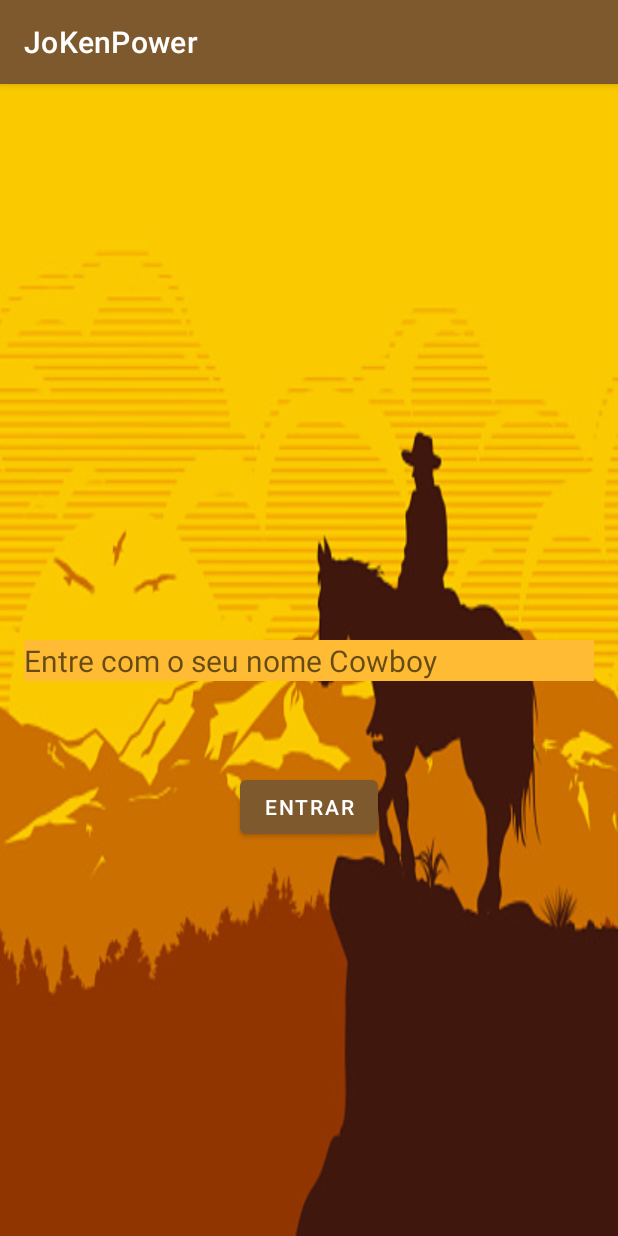
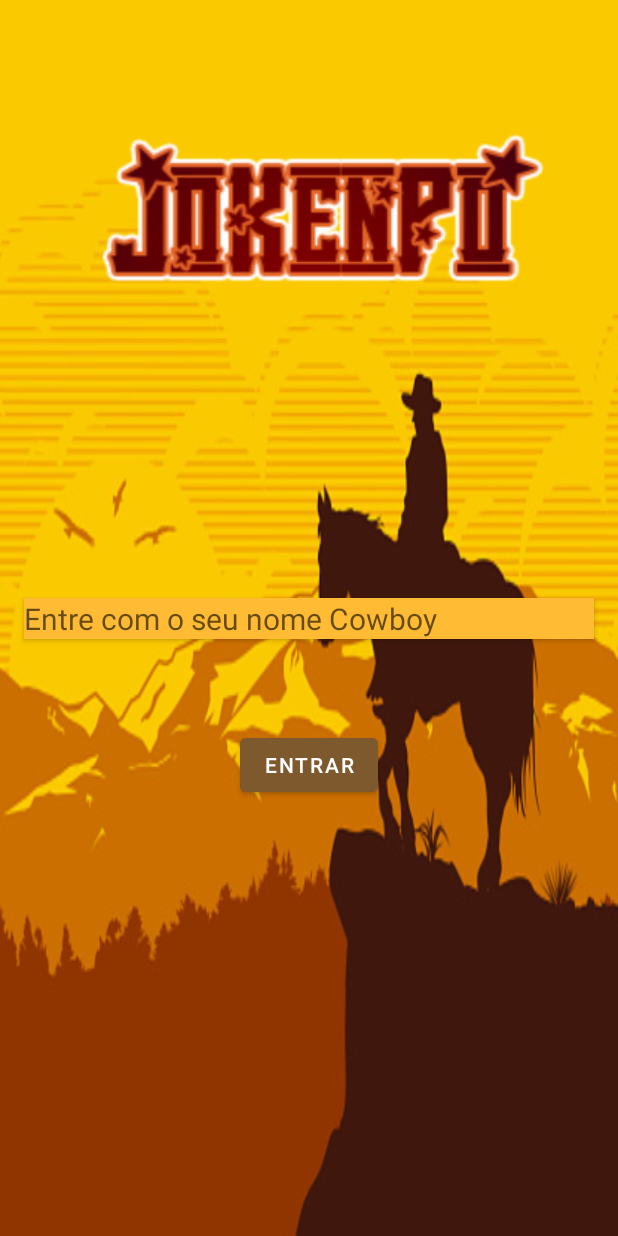
Before and after one commit to Incarnian/JoKenPower, an Android app: the screen it shows after launch (MainActivity), on a phone screen of 412 x 824 dp. Run offline under Robolectric (Android 15) with nearby library versions, the phone set to English and light mode, and no system bars.

Commit message:
Adicionado o logo e removida a ActionBar

```diff
--- a/app/src/main/res/layout/activity_main.xml
+++ b/app/src/main/res/layout/activity_main.xml
@@ -13,6 +13,7 @@
         android:layout_height="wrap_content"
         android:layout_margin="16dp"
         android:background="@android:color/holo_orange_light"
+        android:elevation="2dp"
         android:ems="10"
         android:hint="Entre com o seu nome Cowboy"
         android:inputType="textPersonName"
@@ -27,9 +28,20 @@
         android:layout_width="wrap_content"
         android:layout_height="wrap_content"
         android:layout_marginTop="60dp"
+        android:backgroundTint="@color/buttons"
         android:text="Entrar"
         app:layout_constraintEnd_toEndOf="parent"
         app:layout_constraintStart_toStartOf="parent"
         app:layout_constraintTop_toBottomOf="@+id/editTextName" />
 
+    <ImageView
+        android:id="@+id/imageView3"
+        android:layout_width="0dp"
+        android:layout_height="0dp"
+        app:layout_constraintBottom_toTopOf="@+id/editTextName"
+        app:layout_constraintEnd_toEndOf="parent"
+        app:layout_constraintStart_toStartOf="parent"
+        app:layout_constraintTop_toTopOf="parent"
+        app:srcCompat="@drawable/logo" />
+
 </androidx.constraintlayout.widget.ConstraintLayout>
--- a/app/src/main/res/values/themes.xml
+++ b/app/src/main/res/values/themes.xml
@@ -1,6 +1,6 @@
 <resources xmlns:tools="http://schemas.android.com/tools">
     <!-- Base application theme. -->
-    <style name="Theme.JoKenPower" parent="Theme.MaterialComponents.DayNight.DarkActionBar">
+    <style name="Theme.JoKenPower" parent="Theme.MaterialComponents.DayNight.NoActionBar">
         <!-- Primary brand color. -->
         <item name="colorPrimary">@color/buttons</item>
         <item name="colorPrimaryVariant">@color/buttons</item>
```
Also changed, not shown: app/src/main/res/drawable/logo.png (added).
